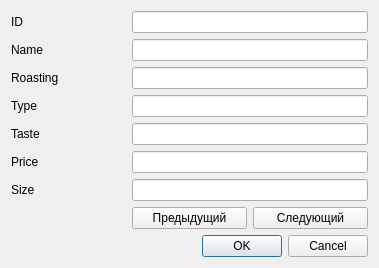
Before: the Qt Designer form addEditCoffeeForm.ui in notjik/Espresso-Cappuccino-Latte-Macchiato, drawn with Qt 5.
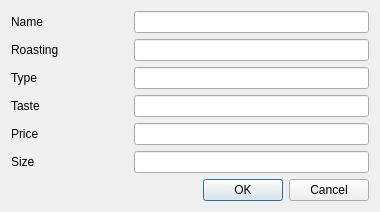
After: the same form once the commit is applied.

Patch:
```diff
--- a/addEditCoffeeForm.ui
+++ b/addEditCoffeeForm.ui
@@ -6,112 +6,87 @@
    <rect>
     <x>0</x>
     <y>0</y>
-    <width>379</width>
-    <height>252</height>
+    <width>380</width>
+    <height>197</height>
    </rect>
   </property>
   <property name="windowTitle">
    <string>Dialog</string>
   </property>
   <layout class="QGridLayout" name="gridLayout">
-   <item row="3" column="1" colspan="2">
+   <item row="2" column="1" colspan="2">
     <widget class="QLineEdit" name="TypelineEdit"/>
    </item>
-   <item row="4" column="1" colspan="2">
-    <widget class="QLineEdit" name="TastelineEdit"/>
-   </item>
-   <item row="3" column="0">
+   <item row="2" column="0">
     <widget class="QLabel" name="label_4">
      <property name="text">
       <string>Type</string>
      </property>
     </widget>
    </item>
-   <item row="4" column="0">
-    <widget class="QLabel" name="label_5">
-     <property name="text">
-      <string>Taste</string>
-     </property>
-    </widget>
+   <item row="3" column="1" colspan="2">
+    <widget class="QLineEdit" name="TastelineEdit"/>
    </item>
    <item row="0" column="0">
-    <widget class="QLabel" name="label">
-     <property name="text">
-      <string>ID</string>
-     </property>
-    </widget>
-   </item>
-   <item row="1" column="0">
     <widget class="QLabel" name="label_2">
      <property name="text">
       <string>Name</string>
      </property>
     </widget>
    </item>
+   <item row="3" column="0">
+    <widget class="QLabel" name="label_5">
+     <property name="text">
+      <string>Taste</string>
+     </property>
+    </widget>
+   </item>
    <item row="0" column="1" colspan="2">
-    <widget class="QLineEdit" name="IDLineEdit">
-     <property name="readOnly">
-      <bool>true</bool>
-     </property>
-    </widget>
+    <widget class="QLineEdit" name="NameLineEdit"/>
    </item>
-   <item row="8" column="0" colspan="3">
-    <widget class="QDialogButtonBox" name="buttonBox">
-     <property name="orientation">
-      <enum>Qt::Horizontal</enum>
-     </property>
-     <property name="standardButtons">
-      <set>QDialogButtonBox::Cancel|QDialogButtonBox::Ok</set>
-     </property>
-    </widget>
+   <item row="1" column="1" colspan="2">
+    <widget class="QLineEdit" name="RoastingLineEdit"/>
    </item>
-   <item row="2" column="0">
+   <item row="1" column="0">
     <widget class="QLabel" name="label_3">
      <property name="text">
       <string>Roasting</string>
      </property>
     </widget>
    </item>
-   <item row="2" column="1" colspan="2">
-    <widget class="QLineEdit" name="RoastingLineEdit"/>
+   <item row="4" column="1" colspan="2">
+    <widget class="QLineEdit" name="PricelineEdit"/>
    </item>
-   <item row="7" column="1">
-    <widget class="QPushButton" name="previousButton">
-     <property name="text">
-      <string>Предыдущий</string>
-     </property>
-    </widget>
-   </item>
-   <item row="1" column="1" colspan="2">
-    <widget class="QLineEdit" name="NameLineEdit"/>
-   </item>
-   <item row="7" column="2">
-    <widget class="QPushButton" name="nextButton">
-     <property name="text">
-      <string>Следующий</string>
-     </property>
-    </widget>
-   </item>
-   <item row="5" column="0">
+   <item row="4" column="0">
     <widget class="QLabel" name="label_6">
      <property name="text">
       <string>Price</string>
      </property>
     </widget>
    </item>
-   <item row="5" column="1" colspan="2">
-    <widget class="QLineEdit" name="PricelineEdit"/>
-   </item>
-   <item row="6" column="1" colspan="2">
-    <widget class="QLineEdit" name="SizelineEdit"/>
-   </item>
-   <item row="6" column="0">
+   <item row="5" column="0">
     <widget class="QLabel" name="label_7">
      <property name="text">
       <string>Size</string>
      </property>
     </widget>
    </item>
+   <item row="5" column="1" colspan="2">
+    <widget class="QLineEdit" name="SizelineEdit"/>
+   </item>
+   <item row="6" column="0" colspan="3">
+    <widget class="QDialogButtonBox" name="buttonBox">
+     <property name="orientation">
+      <enum>Qt::Horizontal</enum>
+     </property>
+     <property name="standardButtons">
+      <set>QDialogButtonBox::Cancel|QDialogButtonBox::Ok</set>
+     </property>
+     <property name="centerButtons">
+      <bool>false</bool>
+     </property>
+    </widget>
+   </item>
   </layout>
  </widget>
  <resources/>
```
